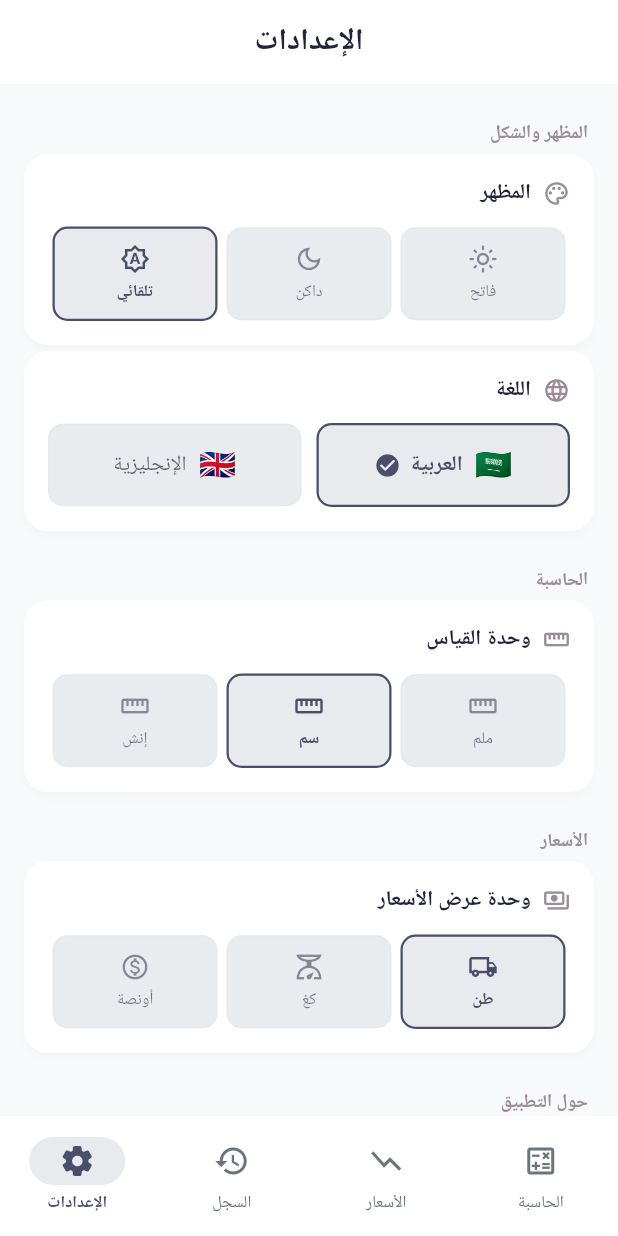
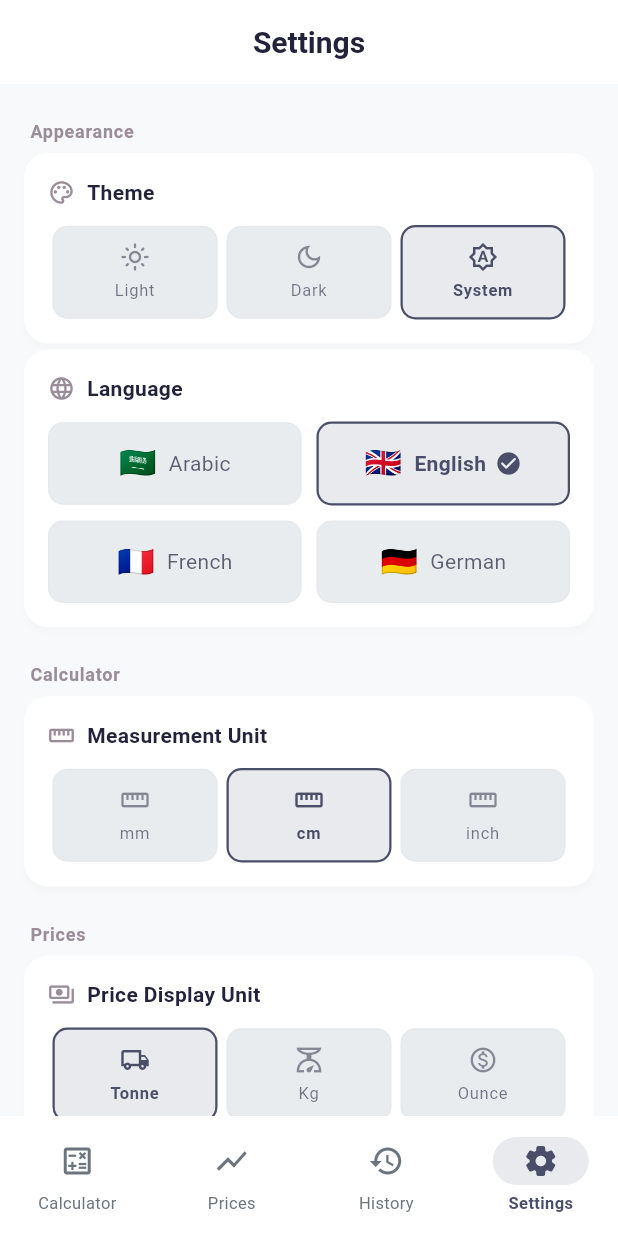
Before and after one commit to BashirNahas/Metal-Weight-Calculator, a Flutter app: the screen it shows after launch, item 4 of the bottom bar chosen, on a phone screen of 412 x 824 dp. Run offline on Flutter 3.47's test engine with Material 3 defaults, Android fonts, the phone set to English and light mode, and no system bars; our stand-ins replace font_awesome_flutter, google_fonts, lottie, package_info_plus, share_plus, shared_preferences; network calls fail; Roboto replaces fonts that are missing (Cairo).

Commit message:
Add French and German localization with device locale auto-detection
Translate the entire app into French and German alongside existing
Arabic/English support, including market-price metal names and
locale-aware number/date formatting. When no language preference is
saved, default to the browser's or device's locale instead of always
falling back to Arabic.

Co-Authored-By: Claude Sonnet 4.6 <noreply@anthropic.com>

```diff
--- a/lib/l10n/app_localizations.dart
+++ b/lib/l10n/app_localizations.dart
@@ -44,6 +44,8 @@ class AppLocalizations {
   String get squareTube => _t('squareTube');
   String get moreShapes => _t('moreShapes');
   String get changeLabel => _t('changeLabel');
+  String get moreMetals => _t('moreMetals');
+  String get swapLabel => _t('swapLabel');
   String get enterMeasurements => _t('enterMeasurements');
   String get length => _t('length');
   String get width => _t('width');
@@ -115,6 +117,8 @@ class AppLocalizations {
   String get language => _t('language');
   String get english => _t('english');
   String get arabic => _t('arabic');
+  String get french => _t('french');
+  String get german => _t('german');
   String get about => _t('about');
   String get version => _t('version');
   String get developer => _t('developer');
@@ -205,6 +209,8 @@ class AppLocalizations {
       'squareTube': 'أنبوب مربع',
       'moreShapes': 'أشكال\nأخرى',
       'changeLabel': 'تغيير',
+      'moreMetals': 'معادن\nأخرى',
+      'swapLabel': 'تغيير',
       'enterMeasurements': 'أدخل القياسات',
       'length': 'الطول',
       'width': 'العرض',
@@ -264,6 +270,8 @@ class AppLocalizations {
       'language': 'اللغة',
       'english': 'الإنجليزية',
       'arabic': 'العربية',
+      'french': 'الفرنسية',
+      'german': 'الألمانية',
       'about': 'حول التطبيق',
       'version': 'الإصدار',
       'developer': 'المطور',
@@ -330,6 +338,8 @@ class AppLocalizations {
       'squareTube': 'Square Tube',
       'moreShapes': 'More\nShapes',
       'changeLabel': 'Change',
+      'moreMetals': 'More\nMetals',
+      'swapLabel': 'Swap',
       'enterMeasurements': 'Enter Measurements',
       'length': 'Length',
       'width': 'Width',
@@ -389,6 +399,8 @@ class AppLocalizations {
       'language': 'Language',
       'english': 'English',
       'arabic': 'Arabic',
+      'french': 'French',
+      'german': 'German',
       'about': 'About',
       'version': 'Version',
       'developer': 'Developer',
@@ -433,6 +445,264 @@ class AppLocalizations {
       'metal_palladium': 'Palladium',
       'metal_steel': 'Steel',
     },
+    'fr': {
+      'appName': 'Nahas MetalHub',
+      'poweredBy': 'Propulsé par',
+      'companyName': 'Synaptix',
+      'calculator': 'Calculatrice',
+      'prices': 'Prix',
+      'history': 'Historique',
+      'settings': 'Paramètres',
+      'selectMetal': 'Choisir le métal',
+      'copper': 'Cuivre',
+      'aluminum': 'Aluminium',
+      'iron': 'Fer',
+      'selectShape': 'Choisir la forme',
+      'rectangle': 'Plaque rectangulaire',
+      'circle': 'Disque rond',
+      'squareBar': 'Barre carrée',
+      'roundBar': 'Barre ronde',
+      'hexBar': 'Barre hexagonale',
+      'pipe': 'Tube / Tuyau',
+      'squareTube': 'Tube carré',
+      'moreShapes': 'Autres\nformes',
+      'changeLabel': 'Changer',
+      'moreMetals': 'Autres\nmétaux',
+      'swapLabel': 'Changer',
+      'enterMeasurements': 'Entrer les mesures',
+      'length': 'Longueur',
+      'width': 'Largeur',
+      'diameter': 'Diamètre',
+      'thickness': 'Épaisseur',
+      'side': 'Côté',
+      'acrossFlats': 'Entre méplats',
+      'outerDiameter': 'Diamètre extérieur',
+      'wallThickness': 'Épaisseur de paroi',
+      'calculateWeight': 'Calculer le poids',
+      'required': 'Requis',
+      'fillAllFields': 'Veuillez remplir tous les champs requis',
+      'positiveNumber': 'Entrez un nombre positif',
+      'measurementUnit': 'Unité de mesure',
+      'millimeter': 'mm',
+      'centimeter': 'cm',
+      'inch': 'pouce',
+      'result': 'Résultat du calcul',
+      'weight': 'Poids',
+      'kg': 'kg',
+      'copyResult': 'Copier',
+      'shareResult': 'Partager',
+      'saveFavorite': 'Ajouter aux favoris',
+      'removeFavorite': 'Retirer des favoris',
+      'calculateAgain': 'Nouveau calcul',
+      'close': 'Fermer',
+      'copied': 'Copié dans le presse-papiers',
+      'savedToFavorites': 'Ajouté aux favoris',
+      'removedFromFavorites': 'Retiré des favoris',
+      'reset': 'Réinitialiser',
+      'confirmReset': 'Confirmer la réinitialisation',
+      'resetConfirmMessage': 'Voulez-vous réinitialiser tous les champs ?',
+      'cancel': 'Annuler',
+      'confirm': 'Confirmer',
+      'noHistory': 'Aucun calcul pour le moment',
+      'clearAll': 'Tout effacer',
+      'confirmClearHistory': "Effacer l'historique",
+      'clearHistoryMessage': 'Voulez-vous effacer tous les calculs ?',
+      'favoritesOnly': 'Favoris uniquement',
+      'allCalculations': 'Tous les calculs',
+      'noFavorites': 'Aucun favori enregistré',
+      'marketPrices': 'Prix des métaux',
+      'liveMarketPrices': 'Prix du marché en direct',
+      'lastUpdated': 'Dernière mise à jour',
+      'perTonne': 'par tonne',
+      'perKg': 'par kg',
+      'perOunce': 'par once',
+      'loading': 'Chargement...',
+      'failedToLoad': 'Échec du chargement des prix',
+      'retry': 'Réessayer',
+      'refresh': 'Actualiser',
+      'pullToRefresh': 'Tirer pour actualiser',
+      'theme': 'Thème',
+      'light': 'Clair',
+      'dark': 'Sombre',
+      'system': 'Système',
+      'language': 'Langue',
+      'english': 'Anglais',
+      'arabic': 'Arabe',
+      'french': 'Français',
+      'german': 'Allemand',
+      'about': 'À propos',
+      'version': 'Version',
+      'developer': 'Développeur',
+      'privacyPolicy': 'Politique de confidentialité',
+      'contactDeveloper': 'Contacter le développeur',
+      'rateApp': "Évaluer l'application",
+      'shareApp': "Partager l'application",
+      'appearance': 'Apparence',
+      'support': 'Support',
+      'credits': 'Crédits',
+      'priceUnit': "Unité d'affichage des prix",
+      'tonneUnit': 'Tonne',
+      'kgUnit': 'Kg',
+      'ounceUnit': 'Once',
+      'gold': 'Or',
+      'silver': 'Argent',
+      'zinc': 'Zinc',
+      'nickel': 'Nickel',
+      'lead': 'Plomb',
+      'tin': 'Étain',
+      'platinum': 'Platine',
+      'palladium': 'Palladium',
+      'steel': 'Acier',
+      'stainlessSteel': 'Inox',
+      'brass': 'Laiton',
+      'titanium': 'Titane',
+      'bronze': 'Bronze',
+      'magnesium': 'Magnésium',
+      'tungsten': 'Tungstène',
+      'metal_copper': 'Cuivre',
+      'metal_aluminum': 'Aluminium',
+      'metal_aluminium': 'Aluminium',
+      'metal_iron': 'Fer',
+      'metal_iron ore': 'Minerai de fer',
+      'metal_zinc': 'Zinc',
+      'metal_nickel': 'Nickel',
+      'metal_gold': 'Or',
+      'metal_silver': 'Argent',
+      'metal_lead': 'Plomb',
+      'metal_tin': 'Étain',
+      'metal_platinum': 'Platine',
+      'metal_palladium': 'Palladium',
+      'metal_steel': 'Acier',
+    },
+    'de': {
+      'appName': 'Nahas MetalHub',
+      'poweredBy': 'Bereitgestellt von',
+      'companyName': 'Synaptix',
+      'calculator': 'Rechner',
+      'prices': 'Preise',
+      'history': 'Verlauf',
+      'settings': 'Einstellungen',
+      'selectMetal': 'Metall auswählen',
+      'copper': 'Kupfer',
+      'aluminum': 'Aluminium',
+      'iron': 'Eisen',
+      'selectShape': 'Form auswählen',
+      'rectangle': 'Rechteckige Platte',
+      'circle': 'Runde Scheibe',
+      'squareBar': 'Vierkantstab',
+      'roundBar': 'Rundstab',
+      'hexBar': 'Sechskantstab',
+      'pipe': 'Rohr',
+      'squareTube': 'Vierkantrohr',
+      'moreShapes': 'Weitere\nFormen',
+      'changeLabel': 'Ändern',
+      'moreMetals': 'Weitere\nMetalle',
+      'swapLabel': 'Ändern',
+      'enterMeasurements': 'Maße eingeben',
+      'length': 'Länge',
+      'width': 'Breite',
+      'diameter': 'Durchmesser',
+      'thickness': 'Dicke',
+      'side': 'Seite',
+      'acrossFlats': 'Schlüsselweite',
+      'outerDiameter': 'Außendurchmesser',
+      'wallThickness': 'Wandstärke',
+      'calculateWeight': 'Gewicht berechnen',
+      'required': 'Erforderlich',
+      'fillAllFields': 'Bitte alle erforderlichen Felder ausfüllen',
+      'positiveNumber': 'Geben Sie eine positive Zahl ein',
+      'measurementUnit': 'Maßeinheit',
+      'millimeter': 'mm',
+      'centimeter': 'cm',
+      'inch': 'Zoll',
+      'result': 'Berechnungsergebnis',
+      'weight': 'Gewicht',
+      'kg': 'kg',
+      'copyResult': 'Kopieren',
+      'shareResult': 'Teilen',
+      'saveFavorite': 'Zu Favoriten hinzufügen',
+      'removeFavorite': 'Aus Favoriten entfernen',
+      'calculateAgain': 'Neu berechnen',
+      'close': 'Schließen',
+      'copied': 'In die Zwischenablage kopiert',
+      'savedToFavorites': 'Zu Favoriten hinzugefügt',
+      'removedFromFavorites': 'Aus Favoriten entfernt',
+      'reset': 'Zurücksetzen',
+      'confirmReset': 'Zurücksetzen bestätigen',
+      'resetConfirmMessage': 'Möchten Sie alle Felder zurücksetzen?',
+      'cancel': 'Abbrechen',
+      'confirm': 'Bestätigen',
+      'noHistory': 'Noch keine Berechnungen',
+      'clearAll': 'Alle löschen',
+      'confirmClearHistory': 'Verlauf löschen',
+      'clearHistoryMessage': 'Möchten Sie alle Berechnungen löschen?',
+      'favoritesOnly': 'Nur Favoriten',
+      'allCalculations': 'Alle Berechnungen',
+      'noFavorites': 'Keine Favoriten gespeichert',
+      'marketPrices': 'Metallpreise',
+      'liveMarketPrices': 'Live-Marktpreise',
+      'lastUpdated': 'Zuletzt aktualisiert',
+      'perTonne': 'pro Tonne',
+      'perKg': 'pro kg',
+      'perOunce': 'pro Unze',
+      'loading': 'Wird geladen...',
+      'failedToLoad': 'Preise konnten nicht geladen werden',
+      'retry': 'Erneut versuchen',
+      'refresh': 'Aktualisieren',
+      'pullToRefresh': 'Zum Aktualisieren ziehen',
+      'theme': 'Design',
+      'light': 'Hell',
+      'dark': 'Dunkel',
+      'system': 'System',
+      'language': 'Sprache',
+      'english': 'Englisch',
+      'arabic': 'Arabisch',
+      'french': 'Französisch',
+      'german': 'Deutsch',
+      'about': 'Über',
+      'version': 'Version',
+      'developer': 'Entwickler',
+      'privacyPolicy': 'Datenschutzrichtlinie',
+      'contactDeveloper': 'Entwickler kontaktieren',
+      'rateApp': 'App bewerten',
+      'shareApp': 'App teilen',
+      'appearance': 'Erscheinungsbild',
+      'support': 'Support',
+      'credits': 'Credits',
+      'priceUnit': 'Preisanzeigeeinheit',
+      'tonneUnit': 'Tonne',
+      'kgUnit': 'Kg',
+      'ounceUnit': 'Unze',
+      'gold': 'Gold',
+      'silver': 'Silber',
+      'zinc': 'Zink',
+      'nickel': 'Nickel',
+      'lead': 'Blei',
+      'tin': 'Zinn',
+      'platinum': 'Platin',
+      'palladium': 'Palladium',
+      'steel': 'Stahl',
+      'stainlessSteel': 'Edelstahl',
+      'brass': 'Messing',
+      'titanium': 'Titan',
+      'bronze': 'Bronze',
+      'magnesium': 'Magnesium',
+      'tungsten': 'Wolfram',
+      'metal_copper': 'Kupfer',
+      'metal_aluminum': 'Aluminium',
+      'metal_aluminium': 'Aluminium',
+      'metal_iron': 'Eisen',
+      'metal_iron ore': 'Eisenerz',
+      'metal_zinc': 'Zink',
+      'metal_nickel': 'Nickel',
+      'metal_gold': 'Gold',
+      'metal_silver': 'Silber',
+      'metal_lead': 'Blei',
+      'metal_tin': 'Zinn',
+      'metal_platinum': 'Platin',
+      'metal_palladium': 'Palladium',
+      'metal_steel': 'Stahl',
+    },
   };
 }
 
@@ -441,7 +711,7 @@ class AppLocalizationsDelegate extends LocalizationsDelegate<AppLocalizations> {
 
   @override
   bool isSupported(Locale locale) =>
-      ['en', 'ar'].contains(locale.languageCode);
+      ['en', 'ar', 'fr', 'de'].contains(locale.languageCode);
 
   @override
   Future<AppLocalizations> load(Locale locale) async =>
--- a/lib/main.dart
+++ b/lib/main.dart
@@ -67,6 +67,8 @@ class MetalWeightApp extends StatelessWidget {
             supportedLocales: const [
               Locale('ar'),
               Locale('en'),
+              Locale('fr'),
+              Locale('de'),
             ],
             localizationsDelegates: const [
               AppLocalizations.delegate,
--- a/lib/models/metal_price.dart
+++ b/lib/models/metal_price.dart
@@ -5,6 +5,8 @@ class MetalPrice {
   final String key;
   final String nameEn;
   final String nameAr;
+  final String nameFr;
+  final String nameDe;
   final double pricePerTonne;
   final String currency;
   final DateTime timestamp;
@@ -13,6 +15,8 @@ class MetalPrice {
     required this.key,
     required this.nameEn,
     required this.nameAr,
+    required this.nameFr,
+    required this.nameDe,
     required this.pricePerTonne,
     required this.currency,
     required this.timestamp,
@@ -25,6 +29,15 @@ class MetalPrice {
   static const _troyOzPerTonne = 32_150.7466;
 
   double get pricePerOunce => pricePerTonne / _troyOzPerTonne;
+
+  // Localized display name for a given language code, falling back to
+  // English for any locale this model doesn't carry a name for.
+  String nameFor(String languageCode) => switch (languageCode) {
+        'ar' => nameAr,
+        'fr' => nameFr,
+        'de' => nameDe,
+        _ => nameEn,
+      };
 
   Color get accentColor => switch (key) {
         'copper' => AppColors.copperColor,
@@ -41,6 +54,8 @@ class MetalPrice {
         'key': key,
         'nameEn': nameEn,
         'nameAr': nameAr,
+        'nameFr': nameFr,
+        'nameDe': nameDe,
         'pricePerTonne': pricePerTonne,
         'currency': currency,
         'timestamp': timestamp.toIso8601String(),
@@ -50,32 +65,35 @@ class MetalPrice {
         key: json['key'] as String,
         nameEn: json['nameEn'] as String,
         nameAr: json['nameAr'] as String,
+        // Older cached entries (pre French/German support) won't have these.
+        nameFr: json['nameFr'] as String? ?? json['nameEn'] as String,
+        nameDe: json['nameDe'] as String? ?? json['nameEn'] as String,
         pricePerTonne: (json['pricePerTonne'] as num).toDouble(),
         currency: json['currency'] as String,
         timestamp: DateTime.parse(json['timestamp'] as String),
       );
 
-  static const Map<String, (String, String)> knownMetals = {
-    'copper': ('Copper', 'نحاس'),
-    'aluminum': ('Aluminum', 'ألومنيوم'),
-    'aluminium': ('Aluminum', 'ألومنيوم'),
-    'iron': ('Iron', 'حديد'),
-    'iron ore': ('Iron Ore', 'خام الحديد'),
-    'zinc': ('Zinc', 'زنك'),
-    'nickel': ('Nickel', 'نيكل'),
-    'lead': ('Lead', 'رصاص'),
-    'tin': ('Tin', 'قصدير'),
-    'gold': ('Gold', 'ذهب'),
-    'silver': ('Silver', 'فضة'),
-    'platinum': ('Platinum', 'بلاتين'),
-    'palladium': ('Palladium', 'بلاديوم'),
-    'steel': ('Steel', 'فولاذ'),
-    'XCU': ('Copper', 'نحاس'),
-    'XAL': ('Aluminum', 'ألومنيوم'),
-    'XZN': ('Zinc', 'زنك'),
-    'XNI': ('Nickel', 'نيكل'),
-    'XAU': ('Gold', 'ذهب'),
-    'XAG': ('Silver', 'فضة'),
+  static const Map<String, (String, String, String, String)> knownMetals = {
+    'copper': ('Copper', 'نحاس', 'Cuivre', 'Kupfer'),
+    'aluminum': ('Aluminum', 'ألومنيوم', 'Aluminium', 'Aluminium'),
+    'aluminium': ('Aluminum', 'ألومنيوم', 'Aluminium', 'Aluminium'),
+    'iron': ('Iron', 'حديد', 'Fer', 'Eisen'),
+    'iron ore': ('Iron Ore', 'خام الحديد', 'Minerai de fer', 'Eisenerz'),
+    'zinc': ('Zinc', 'زنك', 'Zinc', 'Zink'),
+    'nickel': ('Nickel', 'نيكل', 'Nickel', 'Nickel'),
+    'lead': ('Lead', 'رصاص', 'Plomb', 'Blei'),
+    'tin': ('Tin', 'قصدير', 'Étain', 'Zinn'),
+    'gold': ('Gold', 'ذهب', 'Or', 'Gold'),
+    'silver': ('Silver', 'فضة', 'Argent', 'Silber'),
+    'platinum': ('Platinum', 'بلاتين', 'Platine', 'Platin'),
+    'palladium': ('Palladium', 'بلاديوم', 'Palladium', 'Palladium'),
+    'steel': ('Steel', 'فولاذ', 'Acier', 'Stahl'),
+    'XCU': ('Copper', 'نحاس', 'Cuivre', 'Kupfer'),
+    'XAL': ('Aluminum', 'ألومنيوم', 'Aluminium', 'Aluminium'),
+    'XZN': ('Zinc', 'زنك', 'Zinc', 'Zink'),
+    'XNI': ('Nickel', 'نيكل', 'Nickel', 'Nickel'),
+    'XAU': ('Gold', 'ذهب', 'Or', 'Gold'),
+    'XAG': ('Silver', 'فضة', 'Argent', 'Silber'),
   };
 
   static const List<String> priorityMetals = [
--- a/lib/providers/locale_provider.dart
+++ b/lib/providers/locale_provider.dart
@@ -7,7 +7,6 @@ class LocaleProvider extends ChangeNotifier {
   LocaleProvider() : _locale = StorageService.instance.loadLocale();
 
   Locale get locale => _locale;
-  bool get isArabic => _locale.languageCode == 'ar';
 
   Future<void> setLocale(Locale locale) async {
     if (_locale == locale) return;
--- a/lib/screens/history/history_screen.dart
+++ b/lib/screens/history/history_screen.dart
@@ -180,10 +180,9 @@ class _HistoryCard extends StatelessWidget {
     final colorScheme = Theme.of(context).colorScheme;
     final c = calculation;
     final isDark = context.isDark;
-    final isArabic = l10n.copper == 'نحاس';
     final metalName = l10n.metalLabel(c.metal);
     final shapeName = l10n.shapeLabel(c.shape);
-    final locale = isArabic ? 'ar' : 'en';
+    final locale = l10n.locale.languageCode;
 
     return Dismissible(
       key: ValueKey(c.id),
--- a/lib/screens/market_prices/market_prices_screen.dart
+++ b/lib/screens/market_prices/market_prices_screen.dart
@@ -26,8 +26,7 @@ class _MarketPricesScreenState extends State<MarketPricesScreen> {
   @override
   Widget build(BuildContext context) {
     final l10n = context.l10n;
-    final isArabic = l10n.copper == 'نحاس';
-    final locale = isArabic ? 'ar' : 'en';
+    final locale = l10n.locale.languageCode;
 
     return Scaffold(
       appBar: AppBar(
@@ -64,7 +63,6 @@ class _MarketPricesScreenState extends State<MarketPricesScreen> {
             child: _Body(
               provider: provider,
               locale: locale,
-              isArabic: isArabic,
             ),
           );
         },
@@ -76,12 +74,10 @@ class _MarketPricesScreenState extends State<MarketPricesScreen> {
 class _Body extends StatelessWidget {
   final MarketPricesProvider provider;
   final String locale;
-  final bool isArabic;
 
   const _Body({
     required this.provider,
     required this.locale,
-    required this.isArabic,
   });
 
   @override
--- a/lib/screens/settings/settings_screen.dart
+++ b/lib/screens/settings/settings_screen.dart
@@ -477,7 +477,7 @@ class _LanguageSelector extends StatelessWidget {
                       code: 'ar',
                       label: l10n.arabic,
                       flag: '🇸🇦',
-                      selected: localeProvider.isArabic,
+                      selected: localeProvider.locale.languageCode == 'ar',
                       onTap: () => localeProvider
                           .setLocale(const Locale('ar')),
                     ),
@@ -488,9 +488,35 @@ class _LanguageSelector extends StatelessWidget {
                       code: 'en',
                       label: l10n.english,
                       flag: '🇬🇧',
-                      selected: !localeProvider.isArabic,
+                      selected: localeProvider.locale.languageCode == 'en',
                       onTap: () => localeProvider
                           .setLocale(const Locale('en')),
+                    ),
+                  ),
+                ],
+              ),
+              const SizedBox(height: 10),
+              Row(
+                children: [
+                  Expanded(
+                    child: _LangTile(
+                      code: 'fr',
+                      label: l10n.french,
+                      flag: '🇫🇷',
+                      selected: localeProvider.locale.languageCode == 'fr',
+                      onTap: () => localeProvider
+                          .setLocale(const Locale('fr')),
+                    ),
+                  ),
+                  const SizedBox(width: 10),
+                  Expanded(
+                    child: _LangTile(
+                      code: 'de',
+                      label: l10n.german,
+                      flag: '🇩🇪',
+                      selected: localeProvider.locale.languageCode == 'de',
+                      onTap: () => localeProvider
+                          .setLocale(const Locale('de')),
                     ),
                   ),
                 ],
--- a/lib/services/metal_price_service.dart
+++ b/lib/services/metal_price_service.dart
@@ -113,6 +113,8 @@ class MetalPriceService {
         key: key,
         nameEn: names.$1,
         nameAr: names.$2,
+        nameFr: names.$3,
+        nameDe: names.$4,
         pricePerTonne: price,
         currency: 'USD',
         timestamp: timestamp,
--- a/lib/services/storage_service.dart
+++ b/lib/services/storage_service.dart
@@ -35,12 +35,23 @@ class StorageService {
 
   // --- Locale ---
 
+  static const _supportedLocaleCodes = {'ar', 'en', 'fr', 'de'};
+
   Future<void> saveLocale(Locale locale) =>
       _p.setString(AppConstants.kLocale, locale.languageCode);
 
+  // No saved preference yet: default to the device/browser locale (web picks
+  // up navigator.language, native picks up the OS locale) when it's one of
+  // our supported languages, otherwise fall back to English.
   Locale loadLocale() {
     final code = _p.getString(AppConstants.kLocale);
-    return Locale(code ?? 'ar');
+    if (code != null) return Locale(code);
+
+    final deviceCode =
+        WidgetsBinding.instance.platformDispatcher.locale.languageCode;
+    return Locale(
+      _supportedLocaleCodes.contains(deviceCode) ? deviceCode : 'en',
+    );
   }
 
   // --- History ---
--- a/lib/widgets/calculator/metal_selector.dart
+++ b/lib/widgets/calculator/metal_selector.dart
@@ -42,7 +42,6 @@ class MetalSelector extends StatelessWidget {
   @override
   Widget build(BuildContext context) {
     final l10n = context.l10n;
-    final isArabic = l10n.copper == 'نحاس';
     final isNonPrimary = !_primaryMetals.contains(selected);
 
     return Column(
@@ -54,7 +53,7 @@ class MetalSelector extends StatelessWidget {
           _SelectedMetalBanner(
             metal: selected,
             label: _label(l10n, selected),
-            changeLabel: isArabic ? 'تغيير' : 'Change',
+            changeLabel: l10n.changeLabel,
             onTap: () => _openSheet(context, l10n),
           ),
           const SizedBox(height: 12),
@@ -81,9 +80,8 @@ class MetalSelector extends StatelessWidget {
                 const SizedBox(width: 10),
               ],
               _MoreMetalsButton(
-                moreLabel:
-                    isArabic ? 'معادن\nأخرى' : 'More\nMetals',
-                swapLabel: isArabic ? 'تغيير' : 'Swap',
+                moreLabel: l10n.moreMetals,
+                swapLabel: l10n.swapLabel,
                 isNonPrimary: isNonPrimary,
                 onTap: () => _openSheet(context, l10n),
               ),
--- a/lib/widgets/market/price_card.dart
+++ b/lib/widgets/market/price_card.dart
@@ -35,11 +35,10 @@ class PriceCard extends StatelessWidget {
     final l10n = context.l10n;
     final isDark = context.isDark;
     final colorScheme = Theme.of(context).colorScheme;
-    final isArabic = l10n.copper == 'نحاس';
     final selectedUnit = context.watch<PriceUnitProvider>().unit;
 
-    final displayName = isArabic ? price.nameAr : price.nameEn;
-    final locale = isArabic ? 'ar' : 'en';
+    final locale = l10n.locale.languageCode;
+    final displayName = price.nameFor(locale);
     final (primaryValue, primaryLabel) = _primary(selectedUnit, l10n);
     final (secondaryValue, secondaryLabel) = _secondary(selectedUnit, l10n);
 
```
